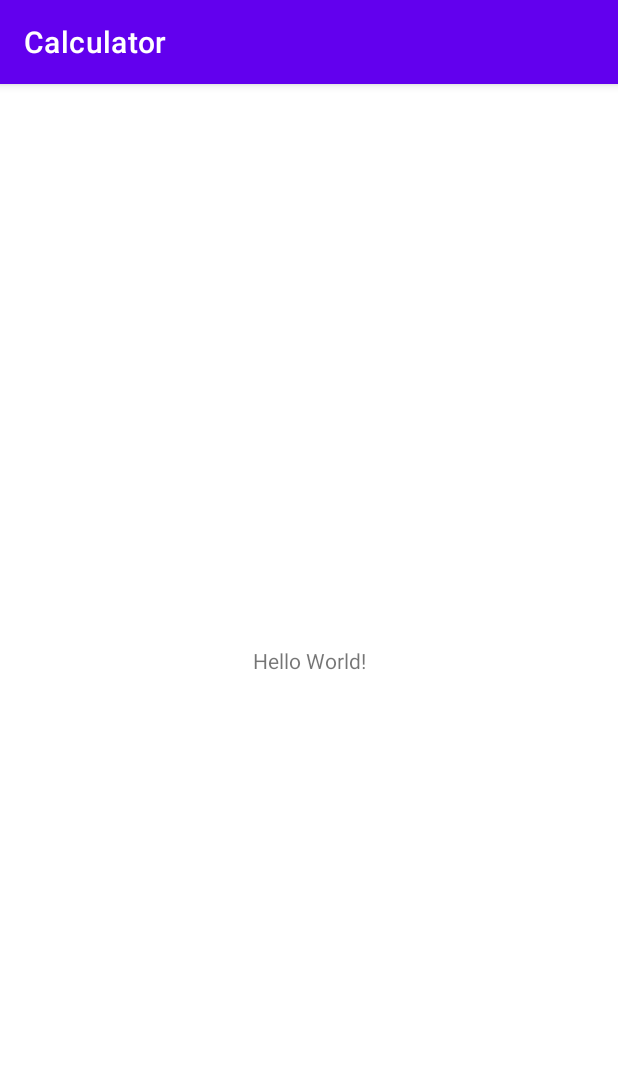
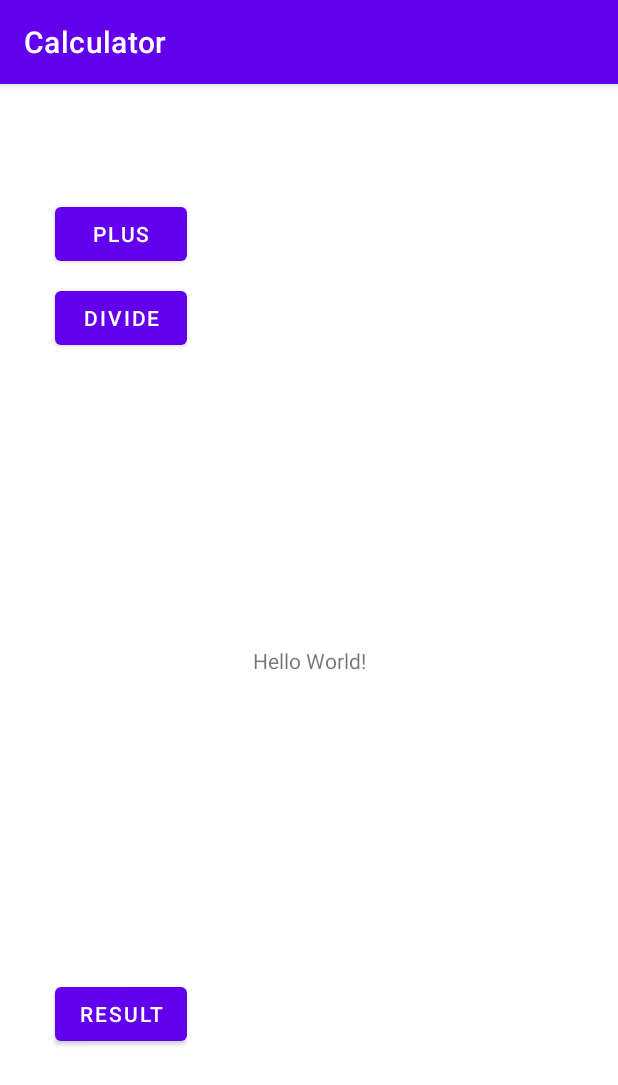
Before and after one commit to laterkevin/Calculator, an Android app: the screen it shows after launch (MainActivity), on a phone screen of 412 x 824 dp. Shown: the top 1085 px of the screen. Run offline under Robolectric (Android 15) with nearby library versions, the phone set to English and light mode, and no system bars.

Commit message:
Buttons > Strings

```diff
--- a/app/src/main/res/layout/activity_main.xml
+++ b/app/src/main/res/layout/activity_main.xml
@@ -15,4 +15,39 @@
         app:layout_constraintStart_toStartOf="parent"
         app:layout_constraintTop_toTopOf="parent" />
 
+    <Button
+        android:id="@+id/plus_button"
+        android:layout_width="wrap_content"
+        android:layout_height="wrap_content"
+        android:layout_marginTop="76dp"
+        android:text="@string/plus"
+        app:layout_constraintEnd_toEndOf="parent"
+        app:layout_constraintHorizontal_bias="0.114"
+        app:layout_constraintStart_toStartOf="parent"
+        app:layout_constraintTop_toTopOf="parent"
+        tools:text="+" />
+
+    <Button
+        android:id="@+id/dividor_button"
+        android:layout_width="wrap_content"
+        android:layout_height="wrap_content"
+        android:layout_marginTop="8dp"
+        android:text="@string/divide"
+        app:layout_constraintEnd_toEndOf="@+id/plus_button"
+        app:layout_constraintStart_toStartOf="@+id/plus_button"
+        app:layout_constraintTop_toBottomOf="@+id/plus_button"
+        tools:text="/" />
+
+    <Button
+        android:id="@+id/result_button"
+        android:layout_width="wrap_content"
+        android:layout_height="wrap_content"
+        android:layout_marginTop="416dp"
+        android:text="@string/result"
+        app:layout_constraintEnd_toEndOf="@+id/dividor_button"
+        app:layout_constraintHorizontal_bias="0.0"
+        app:layout_constraintStart_toStartOf="@+id/dividor_button"
+        app:layout_constraintTop_toBottomOf="@+id/dividor_button"
+        tools:text="=" />
+
 </androidx.constraintlayout.widget.ConstraintLayout>
--- a/app/src/main/res/values/strings.xml
+++ b/app/src/main/res/values/strings.xml
@@ -1,3 +1,6 @@
 <resources>
     <string name="app_name">Calculator</string>
+    <string name="plus">plus</string>
+    <string name="divide">divide</string>
+    <string name="result">result</string>
 </resources>
```
